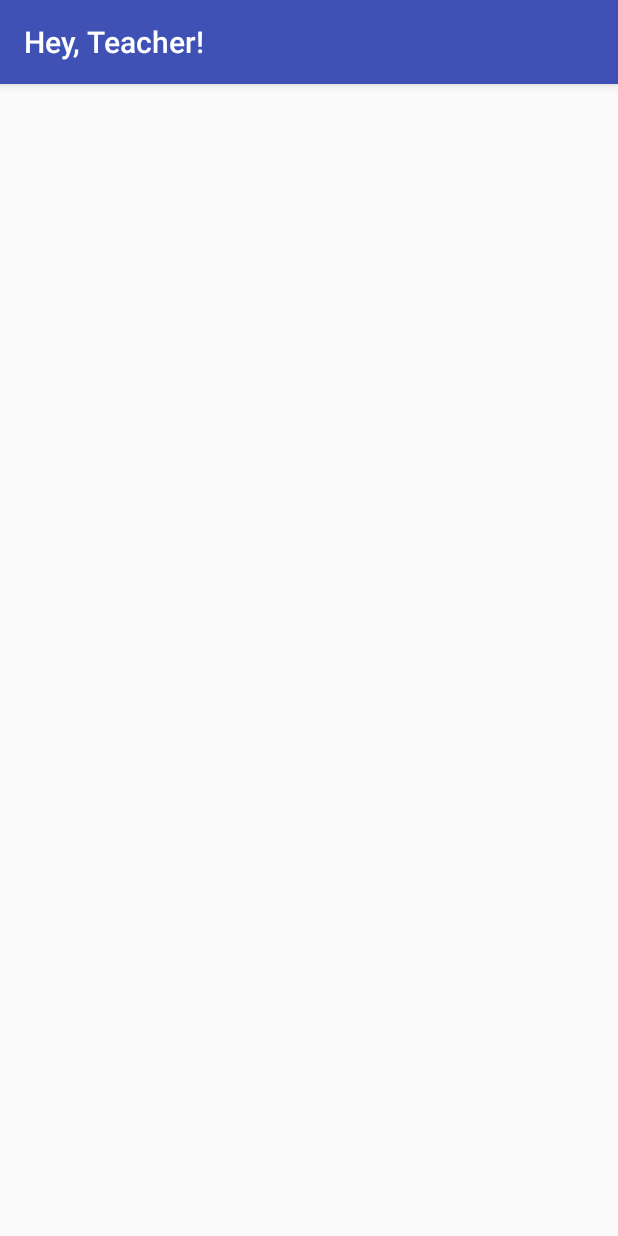
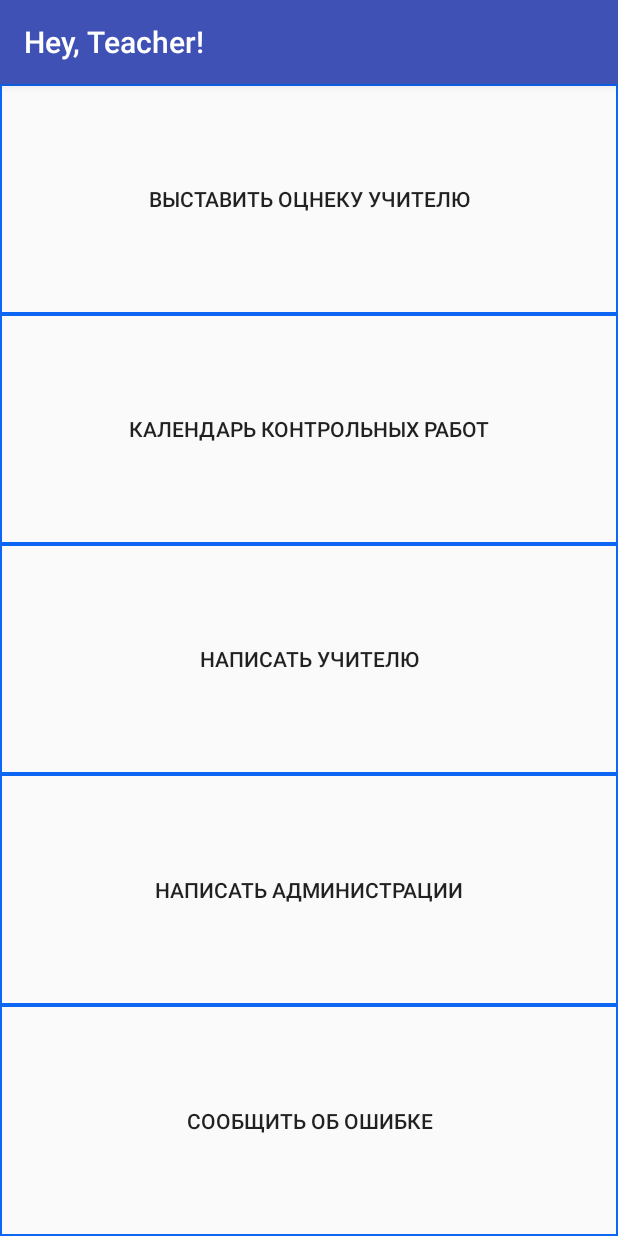
Before and after one commit to GonHunch/Hey_Teacher, an Android app: the MenuActivity screen opened directly, with no data from a screen before it, on a phone screen of 412 x 824 dp. Run offline under Robolectric (Android 15) with nearby library versions, the phone set to English and light mode, and no system bars.

Commit message:
Updated main menu

```diff
--- a/app/src/main/AndroidManifest.xml
+++ b/app/src/main/AndroidManifest.xml
@@ -17,7 +17,7 @@
             </intent-filter>
         </activity>
         <activity android:name=".MenuActivity" />
-        <activity android:name=".RegistrationActivity"></activity>
+        <activity android:name=".RegistrationActivity" />
     </application>
 
 </manifest>
--- a/app/src/main/java/com/goncharov/anton/heyteacher/MenuActivity.java
+++ b/app/src/main/java/com/goncharov/anton/heyteacher/MenuActivity.java
@@ -1,13 +1,59 @@
 package com.goncharov.anton.heyteacher;
 
+import android.content.Intent;
 import android.support.v7.app.AppCompatActivity;
 import android.os.Bundle;
+import android.view.View;
+import android.widget.ArrayAdapter;
+import android.widget.Button;
+import android.widget.LinearLayout;
+import android.widget.ListView;
+import android.widget.TextView;
 
-public class MenuActivity extends AppCompatActivity {
+import java.util.ArrayList;
+import java.util.List;
+
+public class MenuActivity extends AppCompatActivity implements View.OnClickListener {
 
     @Override
     protected void onCreate(Bundle savedInstanceState) {
         super.onCreate(savedInstanceState);
         setContentView(R.layout.activity_menu);
+
+        String[] choices = getResources().getStringArray(R.array.student_choices);
+        LinearLayout linearLayout = (LinearLayout) findViewById(R.id.layoutMenu);
+
+        TextView textView;
+        Button button;
+        for (int i = 0; i < linearLayout.getChildCount(); i++)
+        {
+            View view = linearLayout.getChildAt(i);
+            if (view instanceof TextView) {
+                textView = (TextView) view;
+                textView.setText(choices[i]);
+            }
+            if (view instanceof Button) {
+                button = (Button) view;
+                button.setOnClickListener(this);
+            }
+        }
+    }
+
+    @Override
+    public void onClick(View v){
+        switch (v.getId()) {
+            case R.id.button1:
+                /*Intent intent1 = new Intent(this, someActivity.class);
+                startActivity(intent1);*/
+                break;
+            case R.id.button2:
+                /*Intent intent2 = new Intent(this, someActivity.class);
+                startActivity(intent2);*/
+                break;
+            case R.id.button3:
+                /*Intent intent3 = new Intent(this, someActivity.class);
+                startActivity(intent3);*/
+                break;
+        }
     }
 }
--- /dev/null
+++ b/app/src/main/res/drawable/button_outline.xml
@@ -0,0 +1,8 @@
+<?xml version="1.0" encoding="utf-8"?>
+<shape xmlns:android="http://schemas.android.com/apk/res/android"
+    android:shape="rectangle">
+    <stroke android:color="@color/colorMain"
+        android:width="1dp" />
+
+    <solid android:color="@android:color/transparent" />
+</shape>
--- a/app/src/main/res/layout/activity_menu.xml
+++ b/app/src/main/res/layout/activity_menu.xml
@@ -1,9 +1,52 @@
 <?xml version="1.0" encoding="utf-8"?>
-<RelativeLayout xmlns:android="http://schemas.android.com/apk/res/android"
+<LinearLayout xmlns:android="http://schemas.android.com/apk/res/android"
     xmlns:app="http://schemas.android.com/apk/res-auto"
     xmlns:tools="http://schemas.android.com/tools"
     android:layout_width="match_parent"
     android:layout_height="match_parent"
-    tools:context="com.goncharov.anton.heyteacher.MenuActivity">
+    tools:context="com.goncharov.anton.heyteacher.MenuActivity"
+    android:orientation="vertical"
+    android:minHeight="?android:attr/listPreferredItemHeight"
+    android:baselineAligned="false"
+    android:id="@+id/layoutMenu">
 
-</RelativeLayout>
+
+    <Button
+        android:id="@+id/button1"
+        android:layout_width="match_parent"
+        android:layout_height="wrap_content"
+        android:text=""
+        android:layout_weight="1"
+        android:background="@drawable/button_outline" />
+
+    <Button
+        android:id="@+id/button2"
+        android:layout_width="match_parent"
+        android:layout_height="wrap_content"
+        android:text="Button"
+        android:layout_weight="1"
+        android:background="@drawable/button_outline" />
+
+    <Button
+        android:id="@+id/button3"
+        android:layout_width="match_parent"
+        android:layout_height="wrap_content"
+        android:text="Button"
+        android:layout_weight="1"
+        android:background="@drawable/button_outline" />
+
+    <Button
+        android:layout_width="match_parent"
+        android:layout_height="wrap_content"
+        android:text="Button"
+        android:layout_weight="1"
+        android:background="@drawable/button_outline" />
+
+    <Button
+        android:id="@+id/button4"
+        android:layout_width="match_parent"
+        android:layout_height="wrap_content"
+        android:text="Button"
+        android:layout_weight="1"
+        android:background="@drawable/button_outline" />
+</LinearLayout>
--- a/app/src/main/res/layout/activity_registration.xml
+++ b/app/src/main/res/layout/activity_registration.xml
@@ -14,7 +14,7 @@
         android:layout_marginStart="32dp"
         android:layout_marginTop="24dp"
         android:text="@string/regis_login"
-        android:textSize="15sp"
+        android:textSize="12sp"
         app:layout_constraintStart_toStartOf="parent"
         app:layout_constraintTop_toTopOf="parent"
         android:layout_marginLeft="32dp" />
@@ -39,6 +39,7 @@
         android:layout_height="wrap_content"
         android:layout_marginTop="24dp"
         android:text="@string/regis_pswr"
+        android:textSize="12sp"
         app:layout_constraintStart_toStartOf="@+id/editLogin"
         app:layout_constraintTop_toBottomOf="@+id/editLogin" />
 
@@ -67,6 +68,7 @@
         android:layout_height="wrap_content"
         android:layout_marginTop="24dp"
         android:text="@string/regis_email"
+        android:textSize="12sp"
         app:layout_constraintStart_toStartOf="@+id/editPassword"
         app:layout_constraintTop_toBottomOf="@+id/editPassword" />
 
--- a/app/src/main/res/values/strings.xml
+++ b/app/src/main/res/values/strings.xml
@@ -7,5 +7,12 @@
     <string name="registration"><u>Регистрация</u></string>
     <string name="regis_login"><b>Введите ваш логин:</b></string>
     <string name="regis_pswr"><b>Введите ваш пароль:</b></string>
-    <string name="regis_email"><b>Введите ваш e-mail:</b></string>
+    <string name="regis_email"><b>Введите ваш e-mail</b> (нужен для восстановления пароля):</string>
+    <string-array name="student_choices">
+        <item>Выставить оцнеку учителю</item>
+        <item>Календарь контрольных работ</item>
+        <item>Написать учителю</item>
+        <item>Написать администрации</item>
+        <item>Сообщить об ошибке</item>
+    </string-array>
 </resources>
```
Also changed, not shown: app/src/main/java/com/goncharov/anton/heyteacher/LoginActivity.java (+26 -17 lines), app/src/main/res/layout/activity_login.xml (+4 -4 lines).
